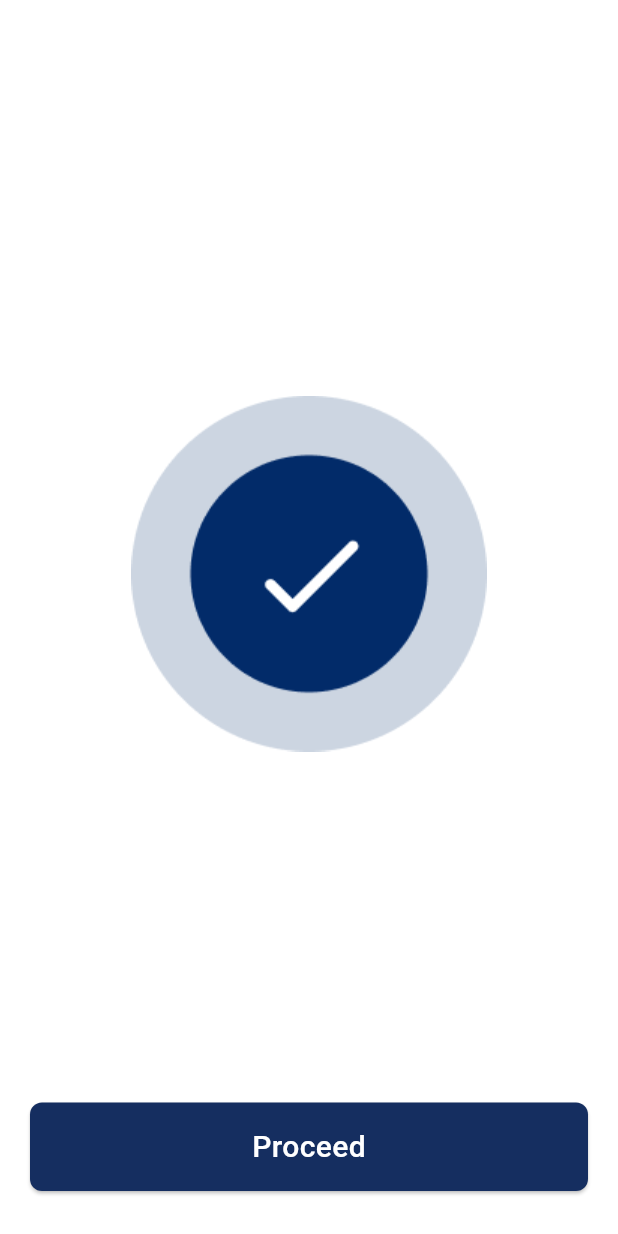
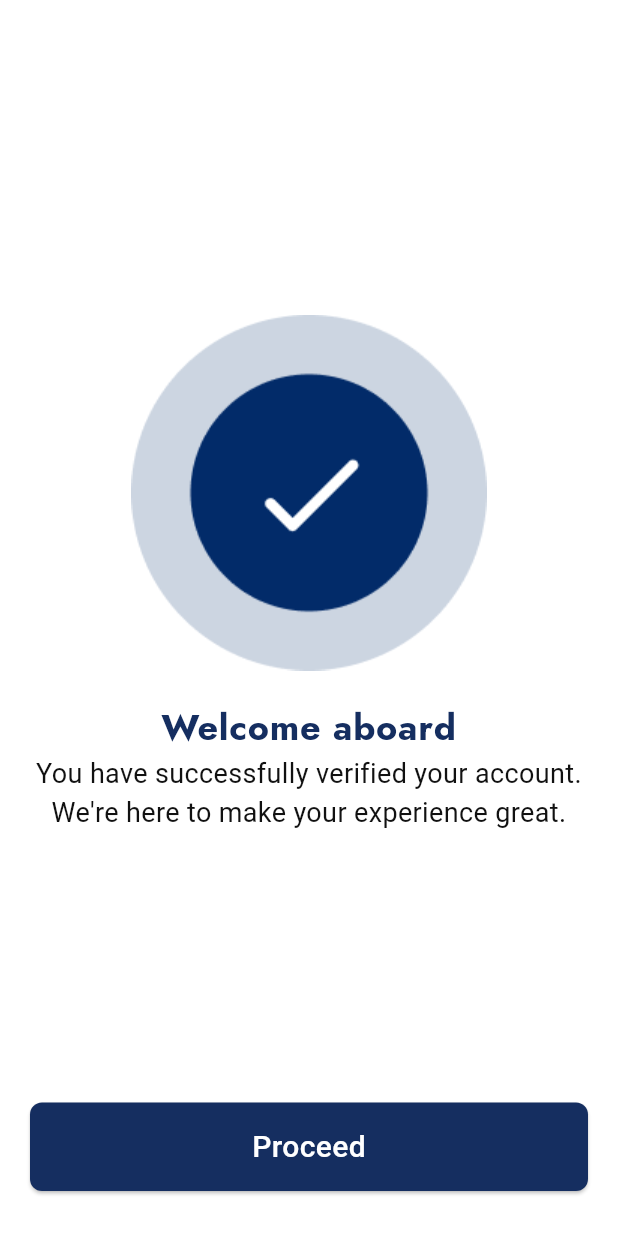
Before and after one commit to Xwager-app/xwager_app, a Flutter app: the ReferralCode screen opened directly, after a tap on "Skip", on a phone screen of 412 x 824 dp. Run offline on Flutter 3.47's test engine with Material 3 defaults, Android fonts, the phone set to English and light mode, and no system bars; our stand-ins replace carousel_slider, flutter_riverpod, google_fonts, pinput, timer_count_down; missing offline and left inert: circular_gradient_spinner.

Commit message:
added more styling and text to the proceed screen

```diff
--- a/lib/screens/auth/proceed.dart
+++ b/lib/screens/auth/proceed.dart
@@ -11,7 +11,27 @@ class ProceedScreen extends StatelessWidget {
       child: Column(
         children: [
           Expanded(
-            child: Image.asset('assets/images/proceed.png'),
+            child: Column(
+              mainAxisAlignment: MainAxisAlignment.center,
+              children: [
+                Image.asset('assets/images/proceed.png'),
+                const SizedBox(height: 20),
+                Text(
+                  'Welcome aboard',
+                  textAlign: TextAlign.center,
+                  style: Theme.of(context).textTheme.bodyLarge!.copyWith(
+                      color: Theme.of(context).colorScheme.onPrimary,
+                      fontSize: 24,
+                      fontWeight: FontWeight.bold),
+                ),
+                Text(
+                  'You have successfully verified your account. We\'re here to make your experience great.',
+                  textAlign: TextAlign.center,
+                  style: Theme.of(context).textTheme.bodyMedium!.copyWith(
+                      color: const Color.fromRGBO(17, 17, 17, 1), fontSize: 18),
+                )
+              ],
+            ),
           ),
           ElevatedButton(
             style: ElevatedButton.styleFrom(
```
